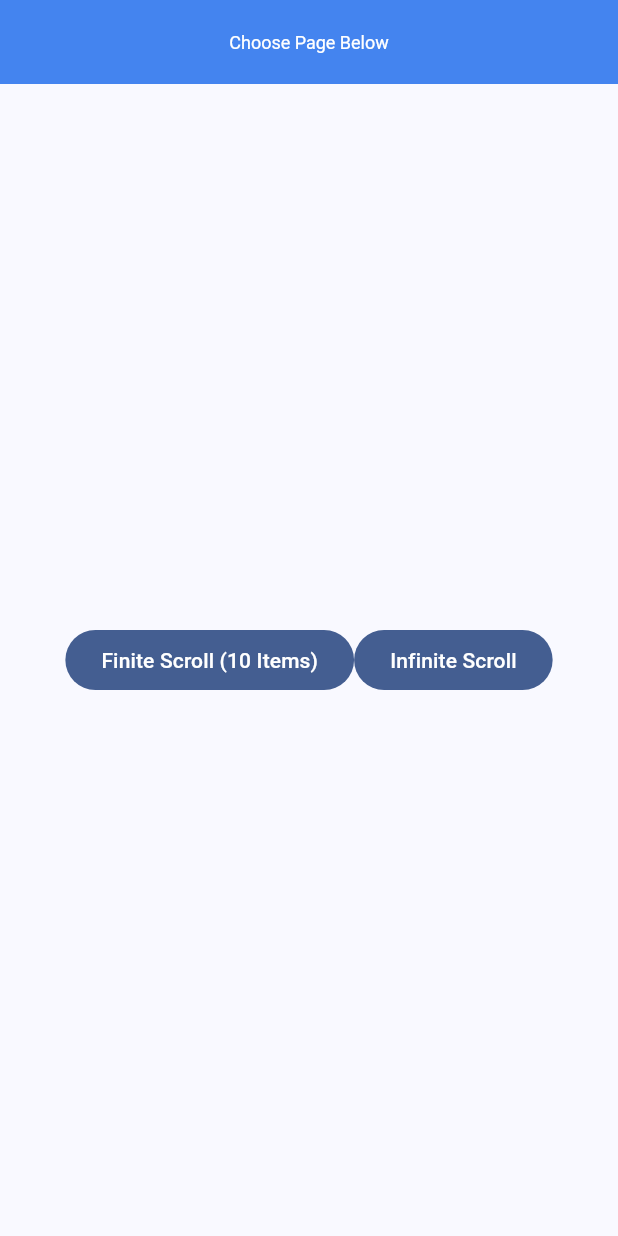
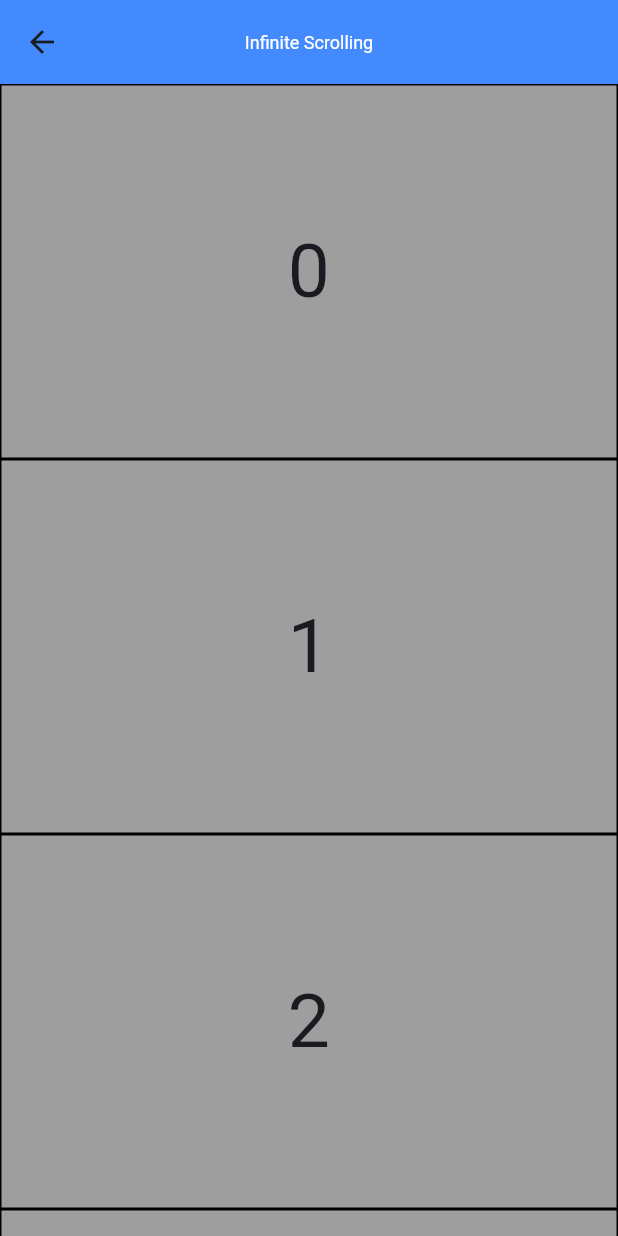
Before and after one commit to lintanganugerah/flutter_infinite_scroll, a Flutter app: the screen it shows after launch, after a tap on "Infinite Scroll", on a phone screen of 412 x 824 dp. Run offline on Flutter 3.47's test engine with Material 3 defaults, Android fonts, the phone set to English and light mode, and no system bars; missing offline and left inert: dart:ffi.

Commit message:
Implemented infinite scrolling on dedicated page

```diff
--- a/lib/InfiniteScrollScreen.dart
+++ b/lib/InfiniteScrollScreen.dart
@@ -1,9 +1,68 @@
+import 'dart:ffi';
+
 import 'package:flutter/material.dart';
 
-class InfiniteScrollScreen extends StatefulWidget {
+class Infinitescrollscreen extends StatefulWidget {
+  @override
+  State<Infinitescrollscreen> createState() => _InfinitescrollscreenState();
+}
+
+class _InfinitescrollscreenState extends State<Infinitescrollscreen> {
+  final _scrollController = ScrollController();
+  final List<int> _listItems = listGenerator();
 
   @override
-  State<StatefulWidget> createState() {
-    // TODO: implement createState
-    throw UnimplementedError();
-  }}
+  void initState() {
+    super.initState();
+    _scrollController.addListener(_loadMore);
+  }
+
+  void _loadMore() {
+    if(_scrollController.position.pixels == _scrollController.position.maxScrollExtent) {
+      setState(() {
+        _listItems.addAll(listGenerator(_listItems));
+      });
+    }
+  }
+
+  @override
+  void dispose() {
+    _scrollController.dispose();
+    super.dispose();
+  }
+
+  @override
+  Widget build(BuildContext context) {
+    return Scaffold(
+      appBar: AppBar(
+        title: Text('Infinite Scrolling', style: TextStyle(fontSize: 12, color: Colors.white),),
+        backgroundColor: Colors.blueAccent,
+        centerTitle: true,
+      ),
+      body: ListView.builder(
+          controller: _scrollController,
+          itemCount: _listItems.length,
+          itemBuilder: (BuildContext context, int index) {
+            return Container(
+              height: 250,
+              decoration: BoxDecoration(
+                  color: Colors.grey,
+                  border: Border.all(color: Colors.black)
+              ),
+              child: Center(child: Text("${_listItems[index]}", textAlign: TextAlign.center, style: TextStyle(fontSize: 50))),
+            );
+          }
+      ),
+    );
+  }
+}
+
+List<int> listGenerator([List<int>? lastList]) {
+  int lastNumberOnPrevList = 0;
+
+  if(lastList != null && lastList.isNotEmpty) {
+    lastNumberOnPrevList = lastList.last + 1;
+  }
+
+  return List.generate(10, (int index) => lastNumberOnPrevList + index);
+}
--- a/lib/main.dart
+++ b/lib/main.dart
@@ -1,5 +1,6 @@
 import 'package:flutter/material.dart';
 import 'package:flutter_infinite_scroll/FiniteScrollScreen10.dart';
+import 'package:flutter_infinite_scroll/InfiniteScrollScreen.dart';
 
 void main() {
   runApp(const MyApp());
@@ -29,7 +30,7 @@ class MainHomeScreen extends StatelessWidget {
     return Scaffold(
       appBar: AppBar(
         elevation: 20,
-        title: Text("Choose Page Below", style: TextStyle(fontSize: 12, color: Colors.white),),
+        title: const Text("Choose Page Below", style: TextStyle(fontSize: 16, color: Colors.white),),
         centerTitle: true,
         backgroundColor: Colors.blueAccent,
       ),
@@ -44,7 +45,9 @@ class MainHomeScreen extends StatelessWidget {
               }, child: const Text("Finite Scroll (10 Items)")),
             ),
             Container(
-              child: FilledButton(onPressed: () {}, child: const Text("Infinite Scroll")),
+              child: FilledButton(onPressed: () {
+                Navigator.push(context, MaterialPageRoute(builder: (context) => Infinitescrollscreen()));
+              }, child: const Text("Infinite Scroll")),
             )
           ],
         ),
```
